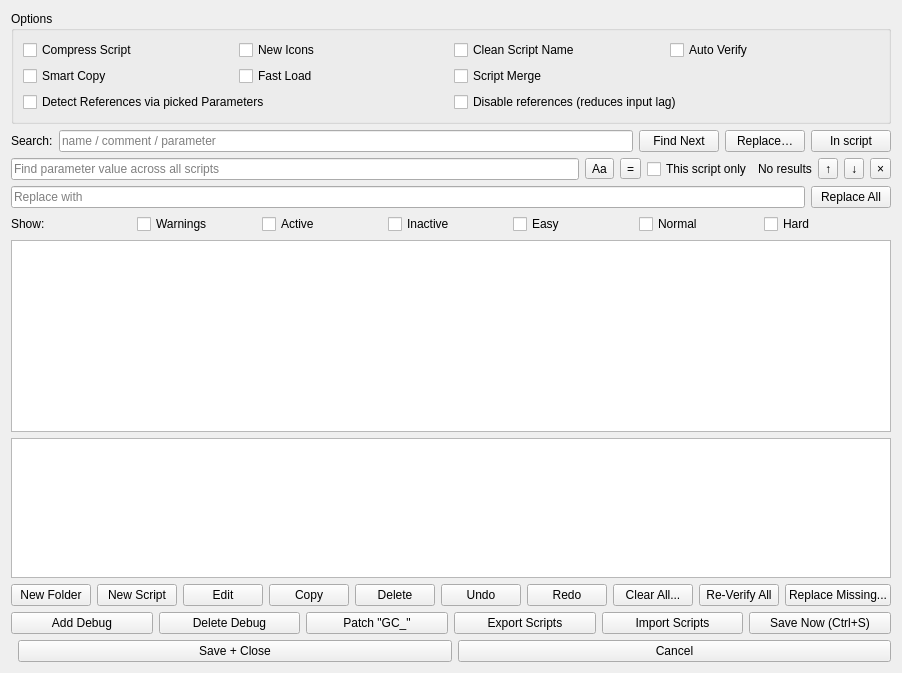
Ui-shigure-z/contraZH, file GeneralsMD/Code/Tools/WorldBuilder/qt/WBQtScriptWindow.ui: the form before one commit.
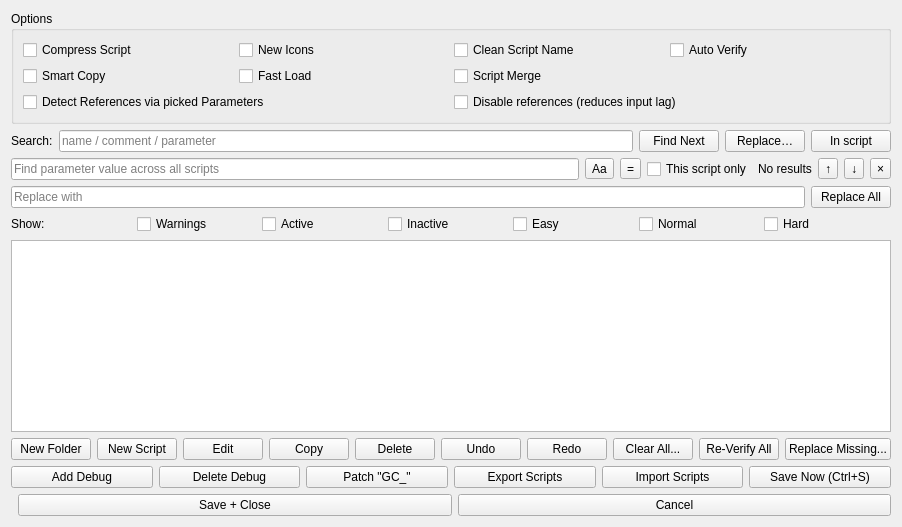
The form after the commit.

Commit message: feat(worldbuilder): restyle the script editor, edit sheet and picker

Diff of the .ui file:
```diff
--- a/GeneralsMD/Code/Tools/WorldBuilder/qt/WBQtScriptWindow.ui
+++ b/GeneralsMD/Code/Tools/WorldBuilder/qt/WBQtScriptWindow.ui
@@ -351,7 +351,7 @@
       <enum>Qt::Horizontal</enum>
      </property>
      <widget class="QWidget" name="detailPane">
-      <layout class="QVBoxLayout" name="detailLay" stretch="1,0">
+      <layout class="QVBoxLayout" name="detailLay">
        <property name="leftMargin">
         <number>0</number>
        </property>
@@ -364,21 +364,8 @@
        <property name="bottomMargin">
         <number>0</number>
        </property>
-       <item>
-        <widget class="QPlainTextEdit" name="description">
-         <property name="readOnly">
-          <bool>true</bool>
-         </property>
-        </widget>
-       </item>
        <item>
         <widget class="QTextBrowser" name="comment">
-         <property name="maximumSize">
-          <size>
-           <width>16777215</width>
-           <height>140</height>
-          </size>
-         </property>
          <property name="openLinks">
           <bool>false</bool>
          </property>
```
The commit also changes 14 other files.
